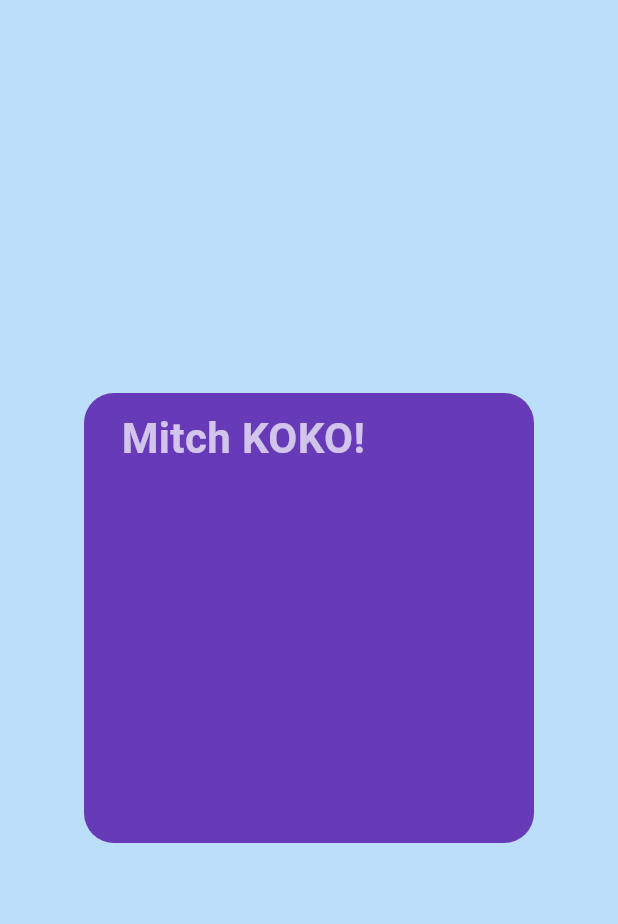
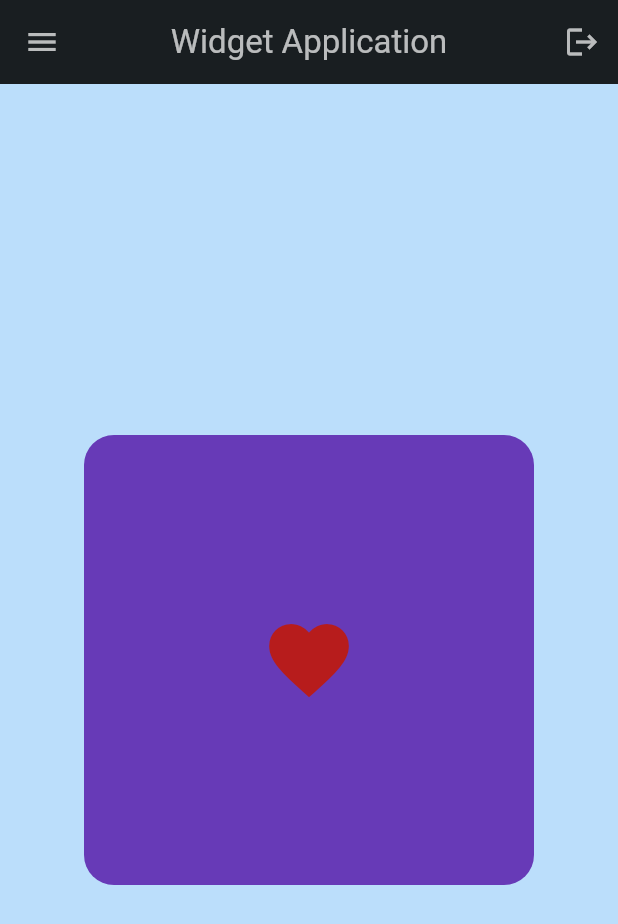
Before and after one commit to oFelpxz/Flutter_Begginers-Course.MitchKOKO, a Flutter app: the screen it shows after launch, on a phone screen of 412 x 824 dp. Shown: the top 924 px of the screen. Run offline on Flutter 3.47's test engine with Material 3 defaults, Android fonts, the phone set to English and light mode, and no system bars.

Commit message:
Icon Child & App Bar

```diff
--- a/widgets_application_01/lib/main.dart
+++ b/widgets_application_01/lib/main.dart
@@ -21,6 +21,27 @@ class MyApp extends StatelessWidget {
       // COMPONENTES DO SCAFFOLD:
         // BACKGROUD: Define a cor do fundo, podemos definir SHADE, passando o mouse por cima.
         backgroundColor: Colors.blue[100],
+
+        // APP BAR ----------------------------------
+        // APPBAR: Barra superior do aplicativo.
+        appBar: AppBar(
+          // TITLE: Widget de título do APPBAR.
+          title: Text("Widget Application",
+            style: TextStyle(color: Colors.white70),
+          ),
+          centerTitle: true,
+          // ELEVATION: Tira a elevação do aplicativo.
+          elevation: 0,
+          leading: Icon(Icons.menu,
+            color: Colors.white70,
+          ),
+          // ACTIONS: É usada pra definir uma lista de widgets. geralmente no canto superior direito, são frequentemente usados para icones de ações.
+          actions: [IconButton(onPressed: (){}, icon: Icon(Icons.logout, color: Colors.white70))],
+          backgroundColor: Colors.black87,
+        ),
+        // APP BAR ----------------------------------
+
+        // BODY -------------------------------------
         // BODY: Definimos o conteúdo principal da tela.
         body: Center(
           // CONTAINER: Funciona igual os containers do HTML, pelo fato de ser um widget, podemos definir filhos para ele.
@@ -35,12 +56,14 @@ class MyApp extends StatelessWidget {
             // PADDING:  all, only.
             padding: EdgeInsets.symmetric(horizontal: 25, vertical: 10),
             // CHILD: Podemos adcionar mais widgets filhos do container.
-            child: Text(
-              "Mitch KOKO!",
-              style: TextStyle(color: Colors.white70, fontSize: 28, fontWeight: FontWeight.bold),
+            child: Icon(Icons.favorite,
+              color: Colors.red[900],
+              size: 64,
             ),
           ),
         ),
+        // BODY -------------------------------------
+
       ),
     );
   }
```
